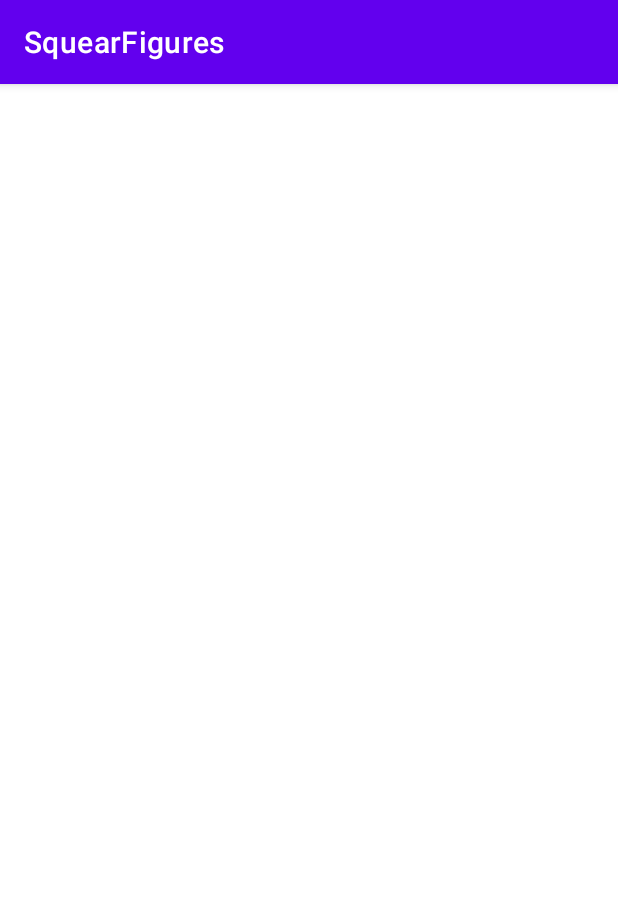
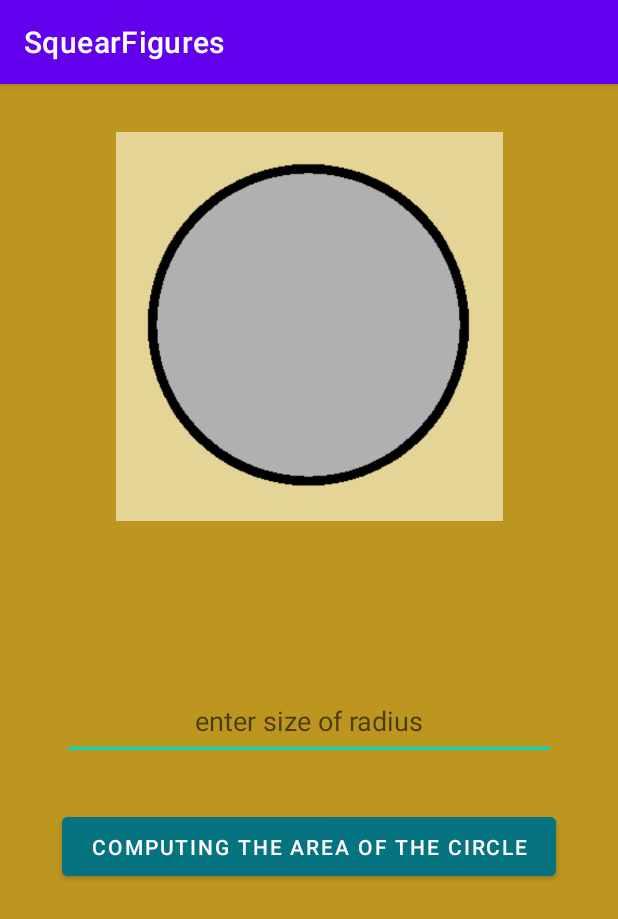
Before and after one commit to ArtemZonov/SquearFigures, an Android app: the CircleActivity screen opened directly, with no data from a screen before it, on a phone screen of 412 x 824 dp. Shown: the top 919 px of the screen. Run offline under Robolectric (Android 15) with nearby library versions, the phone set to English and light mode, and no system bars.

Commit message:
added views of circle

```diff
--- a/app/src/main/res/layout/activity_circle.xml
+++ b/app/src/main/res/layout/activity_circle.xml
@@ -4,6 +4,50 @@
     xmlns:tools="http://schemas.android.com/tools"
     android:layout_width="match_parent"
     android:layout_height="match_parent"
+    android:background="#BD9620"
     tools:context=".CircleActivity">
 
+    <TextView
+        android:id="@+id/textView"
+        android:layout_width="334dp"
+        android:layout_height="43dp"
+        android:layout_marginTop="32dp"
+        android:gravity="center"
+        app:layout_constraintEnd_toEndOf="parent"
+        app:layout_constraintStart_toStartOf="parent"
+        app:layout_constraintTop_toBottomOf="@+id/imageView" />
+
+    <EditText
+        android:id="@+id/editTextTextPersonName2"
+        android:layout_width="329dp"
+        android:layout_height="52dp"
+        android:layout_marginTop="32dp"
+        android:ems="10"
+        android:gravity="center"
+        android:hint="enter size of radius"
+        android:inputType="textPersonName"
+        app:layout_constraintEnd_toEndOf="parent"
+        app:layout_constraintStart_toStartOf="parent"
+        app:layout_constraintTop_toBottomOf="@+id/textView" />
+
+    <Button
+        android:id="@+id/button"
+        android:layout_width="329dp"
+        android:layout_height="51dp"
+        android:layout_marginTop="32dp"
+        android:backgroundTint="#067381"
+        android:text="Computing the area of the circle"
+        app:layout_constraintEnd_toEndOf="@+id/editTextTextPersonName2"
+        app:layout_constraintStart_toStartOf="@+id/editTextTextPersonName2"
+        app:layout_constraintTop_toBottomOf="@+id/editTextTextPersonName2" />
+
+    <ImageView
+        android:id="@+id/imageView"
+        android:layout_width="359dp"
+        android:layout_height="259dp"
+        android:layout_marginTop="32dp"
+        app:layout_constraintEnd_toEndOf="parent"
+        app:layout_constraintStart_toStartOf="parent"
+        app:layout_constraintTop_toTopOf="parent"
+        app:srcCompat="@drawable/circle" />
 </androidx.constraintlayout.widget.ConstraintLayout>
```
